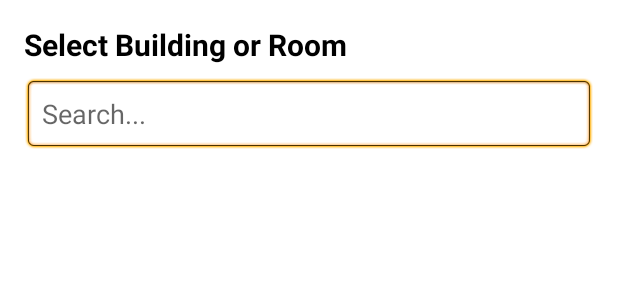
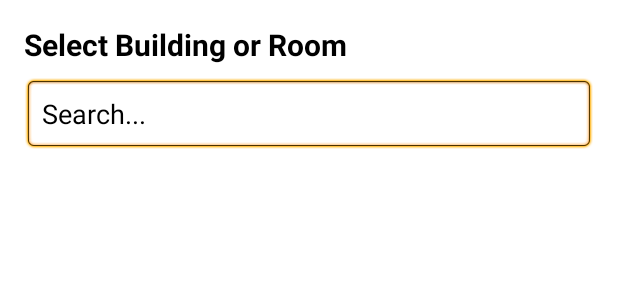
Before and after one commit to Marvin-Campos/softwarelab-interactivemap_rtu, an Android app: the layout searchable_spinner.xml on its own in the app's theme, with its tools: preview values and no code run, on a phone screen of 412 x 824 dp. Shown: the top 300 px of the screen. Run offline under Robolectric (Android 15) with nearby library versions, the phone set to English and light mode, and no system bars.

Commit message:
Hot fixes some stuff

```diff
--- a/app/src/main/res/layout/searchable_spinner.xml
+++ b/app/src/main/res/layout/searchable_spinner.xml
@@ -27,15 +27,14 @@
         android:hint="Search..."
         android:padding="12dp"
         android:singleLine="true"
-        android:textColor="#FFFFFF" />
+        android:textColor="#000000"
+        android:textColorHint="#000000" />
 
     <!-- List view to insert list of items-->
     <ListView
         android:id="@+id/list_view"
         android:layout_width="match_parent"
         android:layout_height="match_parent"
-        android:background="#000000"
-        android:cacheColorHint="#FFFFFF"
-        android:textColor="#000000" />
+        android:background="#FFFFFF" />
 
 </LinearLayout>
```
Also changed, not shown: app/src/main/res/layout/activity_main_map.xml (+33 -8 lines), 2 other files.
